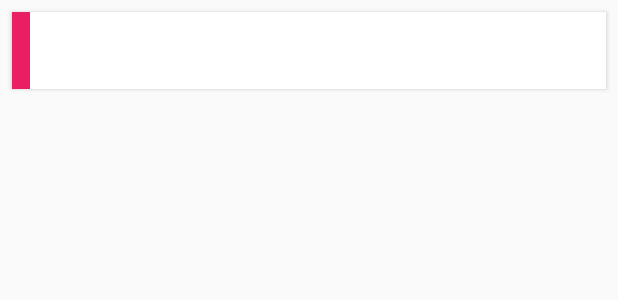
After one commit to AlaaElden98/CollegeSystem, an Android app: the layout fragment_attendance_counter_item.xml on its own in the app's theme, with its tools: preview values and no code run, on a phone screen of 412 x 824 dp. The commit adds this screen. Shown: the top 300 px of the screen. Run offline under Robolectric (Android 15) with nearby library versions, the phone set to English and light mode, and no system bars; Roboto replaces fonts that are not available here.

Commit message:
Create Attendance fragment,get the attendance of the student from firebase and showing it. Add an option "Your Attendance" to the sidebar

```diff
--- a/app/src/main/java/com/usama/runtime/fragments/HomeFragment.java
+++ b/app/src/main/java/com/usama/runtime/fragments/HomeFragment.java
@@ -147,6 +147,11 @@ public class HomeFragment extends Fragment implements NavigationView.OnNavigatio
 //            Intent intent = new Intent(HomeActivity.this, BarCodeActivity.class);
 //            startActivity(intent);
             Navigation.findNavController(getView()).navigate(HomeFragmentDirections.actionHomeFragmentToBarCodeFragment());
+        }
+            else if (id == R.id.attendance_counter) {
+//            Intent intent = new Intent(HomeActivity.this, BarCodeActivity.class);
+//            startActivity(intent);
+                Navigation.findNavController(getView()).navigate(HomeFragmentDirections.actionHomeFragmentToAttendanceCounterFragment());
         } else if (id == R.id.nav_news) {
 
         } else if (id == R.id.nav_logout) {
--- /dev/null
+++ b/app/src/main/res/layout/fragment_attendance_counter_item.xml
@@ -0,0 +1,42 @@
+<?xml version="1.0" encoding="utf-8"?>
+<RelativeLayout xmlns:android="http://schemas.android.com/apk/res/android"
+    android:layout_width="match_parent"
+    android:layout_height="wrap_content"
+    android:orientation="horizontal">
+
+    <LinearLayout
+        android:layout_width="match_parent"
+        android:layout_height="wrap_content"
+        android:layout_alignParentStart="true"
+        android:layout_alignParentEnd="true"
+        android:layout_margin="8dp"
+        android:background="@android:color/background_light"
+        android:elevation="2dp"
+        android:orientation="horizontal">
+
+        <TextView
+            android:id="@+id/iv"
+            android:layout_width="12dp"
+            android:layout_height="match_parent"
+            android:background="#E91E63" />
+
+        <LinearLayout
+            android:layout_width="match_parent"
+            android:layout_height="wrap_content"
+            android:orientation="vertical"
+            android:padding="6dp">
+
+            <TextView
+                android:id="@+id/holder"
+                android:layout_width="match_parent"
+                android:layout_height="wrap_content"
+                android:padding="6dp"
+                android:textColor="@color/colorPrimaryDark"
+                android:textSize="20sp"
+                android:textStyle="bold"
+                android:gravity="center"/>
+        </LinearLayout>
+
+    </LinearLayout>
+
+</RelativeLayout>
--- a/app/src/main/res/menu/activity_home_drawer.xml
+++ b/app/src/main/res/menu/activity_home_drawer.xml
@@ -15,6 +15,11 @@
             android:iconTint="@android:color/white"
             android:title="Barcode" />
         <item
+            android:id="@+id/attendance_counter"
+            android:icon="@drawable/barcode"
+            android:iconTint="@android:color/white"
+            android:title="Your Attendance" />
+        <item
             android:id="@+id/nav_news"
             android:icon="@drawable/news"
             android:iconTint="@android:color/white"
```
Also changed, not shown: app/src/main/java/com/usama/runtime/Attendance/AttendanceAdapter.java (added, +64 -0 lines), app/src/main/java/com/usama/runtime/fragments/attendance_counter.java (added, +106 -0 lines), app/src/main/res/layout/fragment_attendance_counter.xml (added, +34 -0 lines), app/src/main/res/navigation/login_navigation.xml (+8 -0 lines).
